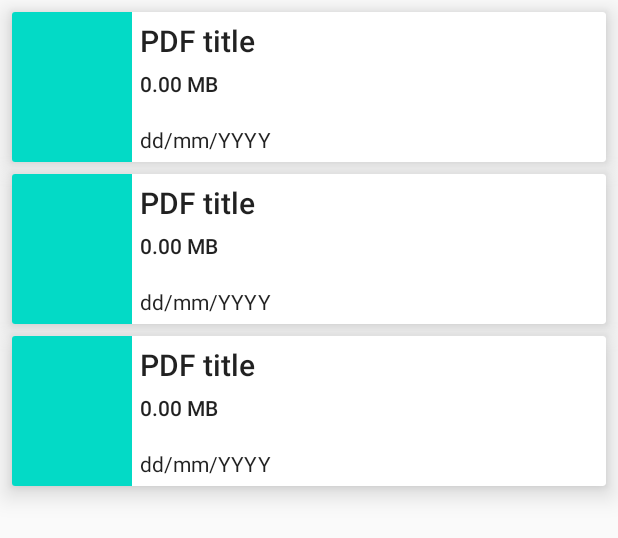
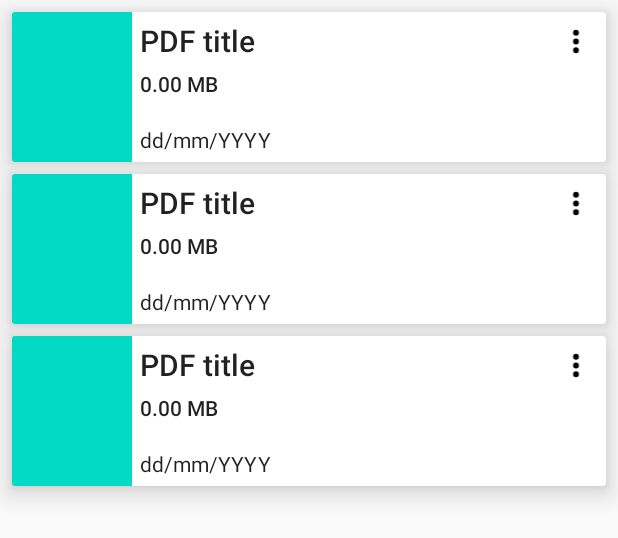
Before and after one commit to xemptsible/pdfViewer-LTDD, an Android app: the layout activity_main.xml on its own in the app's theme, with its tools: preview values and no code run, on a phone screen of 412 x 824 dp. Shown: the top 538 px of the screen. Run offline under Robolectric (Android 15) with nearby library versions, the phone set to English and light mode, and no system bars.

```diff
--- /dev/null
+++ b/app/src/main/res/drawable/dots_vertical.xml
@@ -0,0 +1 @@
+<!-- drawable/dots_vertical.xml --><vector xmlns:android="http://schemas.android.com/apk/res/android" android:height="24dp" android:width="24dp" android:viewportWidth="24" android:viewportHeight="24"><path android:fillColor="#000000" android:pathData="M12,16A2,2 0 0,1 14,18A2,2 0 0,1 12,20A2,2 0 0,1 10,18A2,2 0 0,1 12,16M12,10A2,2 0 0,1 14,12A2,2 0 0,1 12,14A2,2 0 0,1 10,12A2,2 0 0,1 12,10M12,4A2,2 0 0,1 14,6A2,2 0 0,1 12,8A2,2 0 0,1 10,6A2,2 0 0,1 12,4Z" /></vector>
--- a/app/src/main/res/layout/rvitem_pdf.xml
+++ b/app/src/main/res/layout/rvitem_pdf.xml
@@ -30,12 +30,12 @@
             style="@style/TextAppearance.AppCompat.Title"
             android:layout_width="0dp"
             android:layout_height="wrap_content"
-            android:singleLine="true"
             android:ellipsize="marquee"
             android:marqueeRepeatLimit="@integer/material_motion_duration_medium_2"
             android:padding="5dp"
+            android:singleLine="true"
             android:text="PDF title"
-            app:layout_constraintEnd_toEndOf="parent"
+            app:layout_constraintEnd_toStartOf="@+id/popupBtn"
             app:layout_constraintStart_toEndOf="@+id/coverPdf"
             app:layout_constraintTop_toTopOf="parent" />
 
@@ -56,10 +56,21 @@
             android:layout_width="0dp"
             android:layout_height="wrap_content"
             android:paddingStart="5dp"
+            android:paddingEnd="5dp"
             android:text="0.00 MB"
             app:layout_constraintEnd_toEndOf="parent"
             app:layout_constraintStart_toEndOf="@+id/coverPdf"
             app:layout_constraintTop_toBottomOf="@+id/tvPdfTitle" />
 
+        <ImageView
+            android:id="@+id/popupBtn"
+            android:layout_width="wrap_content"
+            android:layout_height="wrap_content"
+            android:padding="8dp"
+            app:layout_constraintBottom_toTopOf="@+id/tvPdfSize"
+            app:layout_constraintEnd_toEndOf="parent"
+            app:layout_constraintTop_toTopOf="parent"
+            app:srcCompat="@drawable/dots_vertical" />
+
     </androidx.constraintlayout.widget.ConstraintLayout>
 </androidx.cardview.widget.CardView>
```
Also changed, not shown: app/src/main/java/com/mt/pdfviewer/MainActivity.java (+37 -8 lines), app/src/main/java/com/mt/pdfviewer/PdfAdapter.java (+51 -3 lines), app/src/main/res/menu/popup_rv_menu.xml (added, +12 -0 lines).
